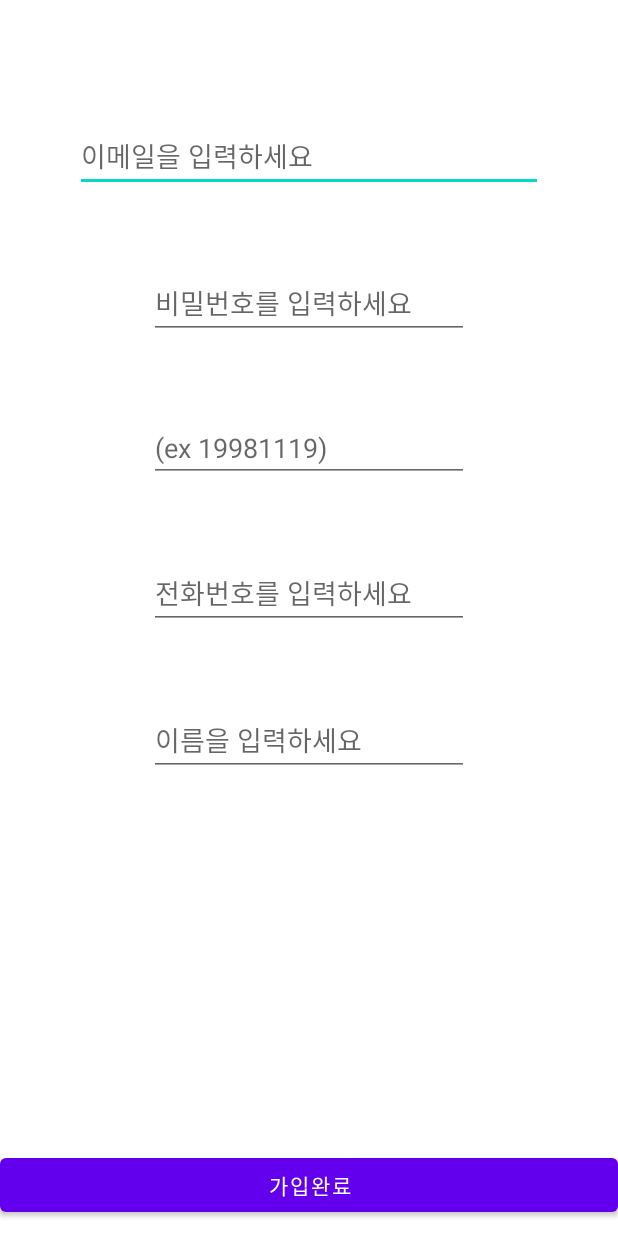
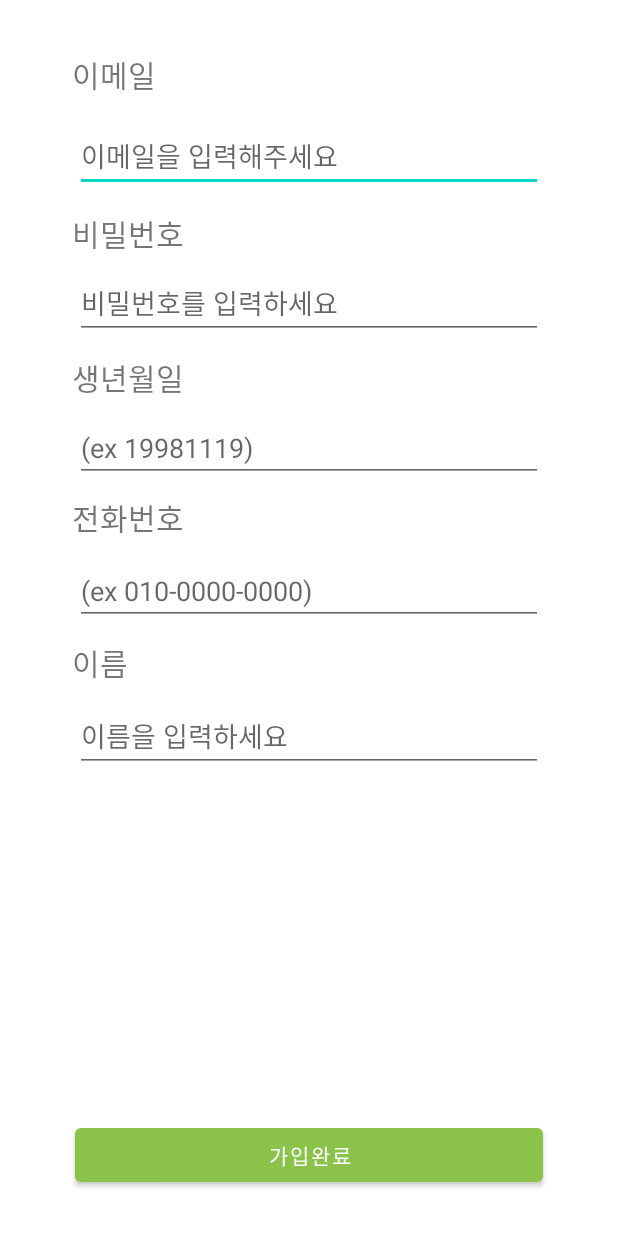
Before and after one commit to seungjin98/GpsProject, an Android app: the RegisterActivity screen opened directly, with no data from a screen before it, on a phone screen of 412 x 824 dp. Run offline under Robolectric (Android 15) with nearby library versions, the phone set to English and light mode, and no system bars; our stand-ins replace Firebase (no records; nobody signed in at launch, a user with empty details on screens opened directly).

Commit message:
version0.1 (UI수정)

```diff
--- a/gpsShop/app/src/main/res/layout/activity_login.xml
+++ b/gpsShop/app/src/main/res/layout/activity_login.xml
@@ -8,9 +8,13 @@
 
     <EditText
         android:id="@+id/et_email"
-        android:layout_width="wrap_content"
+        android:layout_width="0dp"
         android:layout_height="wrap_content"
+        android:layout_marginStart="50dp"
+        android:layout_marginLeft="50dp"
         android:layout_marginTop="250dp"
+        android:layout_marginEnd="50dp"
+        android:layout_marginRight="50dp"
         android:ems="10"
         android:hint="이메일을 입력하세요"
         android:inputType="textEmailAddress"
@@ -22,9 +26,13 @@
 
     <EditText
         android:id="@+id/et_pwd"
-        android:layout_width="wrap_content"
+        android:layout_width="0dp"
         android:layout_height="wrap_content"
+        android:layout_marginStart="50dp"
+        android:layout_marginLeft="50dp"
         android:layout_marginTop="30dp"
+        android:layout_marginEnd="50dp"
+        android:layout_marginRight="50dp"
         android:ems="10"
         android:hint="비밀번호를 입력하세요"
         android:inputType="textPassword"
--- a/gpsShop/app/src/main/res/layout/activity_register.xml
+++ b/gpsShop/app/src/main/res/layout/activity_register.xml
@@ -16,7 +16,7 @@
         android:layout_marginEnd="50dp"
         android:layout_marginRight="50dp"
         android:ems="10"
-        android:hint="이메일을 입력하세요"
+        android:hint="이메일을 입력해주세요"
         android:inputType="textEmailAddress"
         android:minHeight="48dp"
         app:layout_constraintEnd_toEndOf="parent"
@@ -26,9 +26,13 @@
 
     <EditText
         android:id="@+id/et_pwd"
-        android:layout_width="wrap_content"
+        android:layout_width="0dp"
         android:layout_height="wrap_content"
+        android:layout_marginStart="50dp"
+        android:layout_marginLeft="50dp"
         android:layout_marginTop="50dp"
+        android:layout_marginEnd="50dp"
+        android:layout_marginRight="50dp"
         android:ems="10"
         android:hint="비밀번호를 입력하세요"
         android:inputType="textPassword"
@@ -41,46 +45,128 @@
         android:id="@+id/btn_register"
         android:layout_width="0dp"
         android:layout_height="wrap_content"
-        android:layout_marginBottom="10dp"
+        android:layout_marginStart="50dp"
+        android:layout_marginLeft="50dp"
+        android:layout_marginEnd="50dp"
+        android:layout_marginRight="50dp"
+        android:layout_marginBottom="30dp"
         android:text="가입완료"
+        app:backgroundTint="#8BC34A"
         app:layout_constraintBottom_toBottomOf="parent"
         app:layout_constraintEnd_toEndOf="parent"
         app:layout_constraintStart_toStartOf="parent" />
 
     <EditText
         android:id="@+id/et_age"
-        android:layout_width="wrap_content"
+        android:layout_width="0dp"
         android:layout_height="wrap_content"
+        android:layout_marginStart="50dp"
+        android:layout_marginLeft="50dp"
         android:layout_marginTop="50dp"
+        android:layout_marginEnd="50dp"
+        android:layout_marginRight="50dp"
         android:ems="10"
+        android:hint="(ex 19981119)"
         android:inputType="textPersonName"
-        android:hint="(ex 19981119)"
         app:layout_constraintEnd_toEndOf="parent"
         app:layout_constraintStart_toStartOf="parent"
         app:layout_constraintTop_toBottomOf="@+id/et_pwd" />
 
     <EditText
         android:id="@+id/et_tel"
-        android:layout_width="wrap_content"
+        android:layout_width="0dp"
         android:layout_height="wrap_content"
+        android:layout_marginStart="50dp"
+        android:layout_marginLeft="50dp"
         android:layout_marginTop="50dp"
+        android:layout_marginEnd="50dp"
+        android:layout_marginRight="50dp"
         android:ems="10"
+        android:hint="(ex 010-0000-0000)"
         android:inputType="textPersonName"
-        android:hint="전화번호를 입력하세요"
         app:layout_constraintEnd_toEndOf="parent"
         app:layout_constraintStart_toStartOf="parent"
         app:layout_constraintTop_toBottomOf="@+id/et_age" />
 
     <EditText
         android:id="@+id/et_name"
-        android:layout_width="wrap_content"
+        android:layout_width="0dp"
         android:layout_height="wrap_content"
+        android:layout_marginStart="50dp"
+        android:layout_marginLeft="50dp"
         android:layout_marginTop="50dp"
+        android:layout_marginEnd="50dp"
+        android:layout_marginRight="50dp"
         android:ems="10"
+        android:hint="이름을 입력하세요"
         android:inputType="textPersonName"
-        android:hint="이름을 입력하세요"
         app:layout_constraintEnd_toEndOf="parent"
         app:layout_constraintStart_toStartOf="parent"
         app:layout_constraintTop_toBottomOf="@+id/et_tel" />
 
+    <TextView
+        android:id="@+id/textView2"
+        android:layout_width="wrap_content"
+        android:layout_height="wrap_content"
+        android:layout_marginStart="48dp"
+        android:layout_marginLeft="48dp"
+        android:text="이메일"
+        android:textSize="20dp"
+        app:layout_constraintBottom_toTopOf="@+id/et_email"
+        app:layout_constraintStart_toStartOf="parent"
+        app:layout_constraintTop_toTopOf="parent"
+        app:layout_constraintVertical_bias="0.698" />
+
+    <TextView
+        android:id="@+id/textView3"
+        android:layout_width="wrap_content"
+        android:layout_height="wrap_content"
+        android:layout_marginStart="48dp"
+        android:layout_marginLeft="48dp"
+        android:text="비밀번호"
+        android:textSize="20dp"
+        app:layout_constraintBottom_toTopOf="@+id/et_pwd"
+        app:layout_constraintStart_toStartOf="parent"
+        app:layout_constraintTop_toBottomOf="@+id/et_email"
+        app:layout_constraintVertical_bias="0.645" />
+
+    <TextView
+        android:id="@+id/textView4"
+        android:layout_width="wrap_content"
+        android:layout_height="wrap_content"
+        android:layout_marginStart="48dp"
+        android:layout_marginLeft="48dp"
+        android:text="생년월일"
+        android:textSize="20dp"
+        app:layout_constraintBottom_toTopOf="@+id/et_age"
+        app:layout_constraintStart_toStartOf="parent"
+        app:layout_constraintTop_toBottomOf="@+id/et_pwd"
+        app:layout_constraintVertical_bias="0.521" />
+
+    <TextView
+        android:id="@+id/textView5"
+        android:layout_width="0dp"
+        android:layout_height="31dp"
+        android:layout_marginStart="48dp"
+        android:layout_marginLeft="48dp"
+        android:text="전화번호"
+        android:textSize="20dp"
+        app:layout_constraintBottom_toTopOf="@+id/et_tel"
+        app:layout_constraintStart_toStartOf="parent"
+        app:layout_constraintTop_toBottomOf="@+id/et_age"
+        app:layout_constraintVertical_bias="0.473" />
+
+    <TextView
+        android:id="@+id/textView6"
+        android:layout_width="wrap_content"
+        android:layout_height="wrap_content"
+        android:layout_marginStart="48dp"
+        android:layout_marginLeft="48dp"
+        android:text="이름"
+        android:textSize="20dp"
+        app:layout_constraintBottom_toTopOf="@+id/et_name"
+        app:layout_constraintStart_toStartOf="parent"
+        app:layout_constraintTop_toBottomOf="@+id/et_tel"
+        app:layout_constraintVertical_bias="0.516" />
+
 </androidx.constraintlayout.widget.ConstraintLayout>
```
